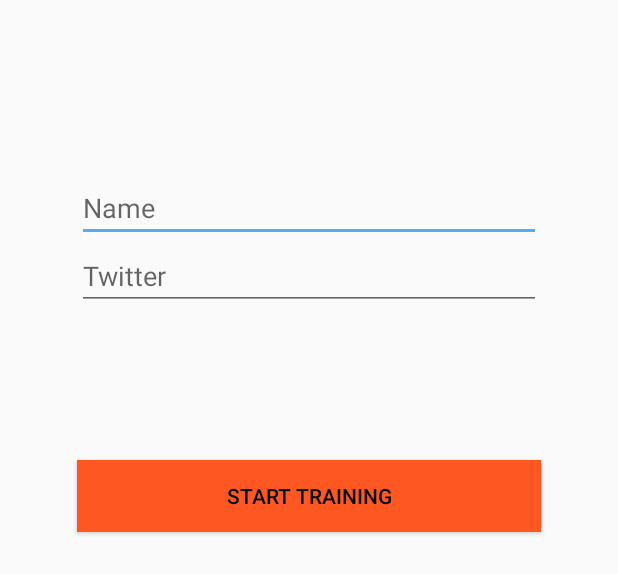
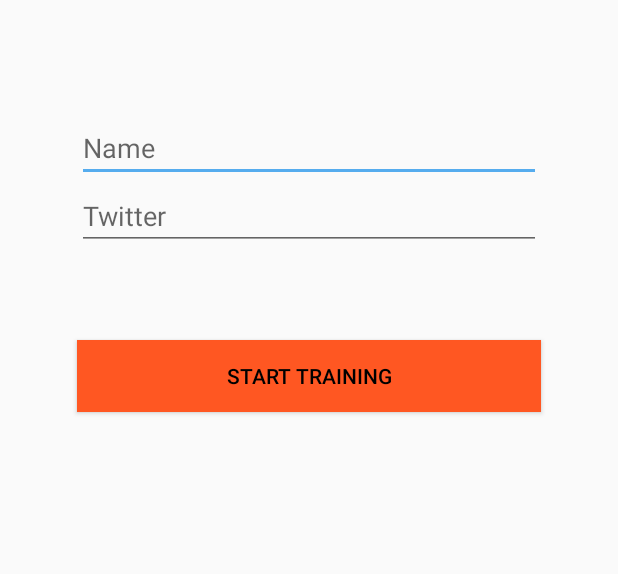
Before and after one commit to wkwan/facething, an Android app: the layout activity_training.xml on its own in the app's theme, with its tools: preview values and no code run, on a phone screen of 412 x 824 dp. Shown: the top 574 px of the screen. Run offline under Robolectric (Android 15) with nearby library versions, the phone set to English and light mode, and no system bars.

Commit message:
ui fixes

```diff
--- a/app/src/main/AndroidManifest.xml
+++ b/app/src/main/AndroidManifest.xml
@@ -89,7 +89,7 @@
             android:name=".training.TrainingActivity"
             android:configChanges="keyboardHidden|orientation"
             android:label="@string/app_name"
-            android:screenOrientation="portrait" >
+            android:screenOrientation="landscape" >
 
             <!--<intent-filter>-->
                 <!--<action android:name="android.intent.action.MAIN" />-->
@@ -136,7 +136,8 @@
 
         <activity
             android:name=".UserInfo"
-            android:label="@string/title_activity_user_info" >
+            android:label="@string/title_activity_user_info"
+            android:screenOrientation="landscape">
         </activity>
     </application>
 
--- a/app/src/main/res/layout/activity_training.xml
+++ b/app/src/main/res/layout/activity_training.xml
@@ -9,7 +9,7 @@
 
     <EditText
         android:id="@+id/name"
-        android:layout_marginTop = "100dp"
+        android:layout_marginTop = "60dp"
 
         android:layout_width="match_parent"
         android:layout_height="wrap_content"
@@ -27,7 +27,7 @@
 
     <Button
         android:text="Start Training"
-        android:layout_marginTop = "100dp"
+        android:layout_marginTop = "60dp"
         android:layout_marginLeft = "35dp"
         android:layout_marginRight = "35dp"
 
--- a/app/src/main/res/layout/list_item.xml
+++ b/app/src/main/res/layout/list_item.xml
@@ -5,6 +5,7 @@
     android:layout_height="wrap_content"
     android:layout_width="wrap_content"
     android:textSize="16sp"
+    android:paddingBottom="5dp"
     android:textColor="@android:color/black">
 
 </TextView>
```
